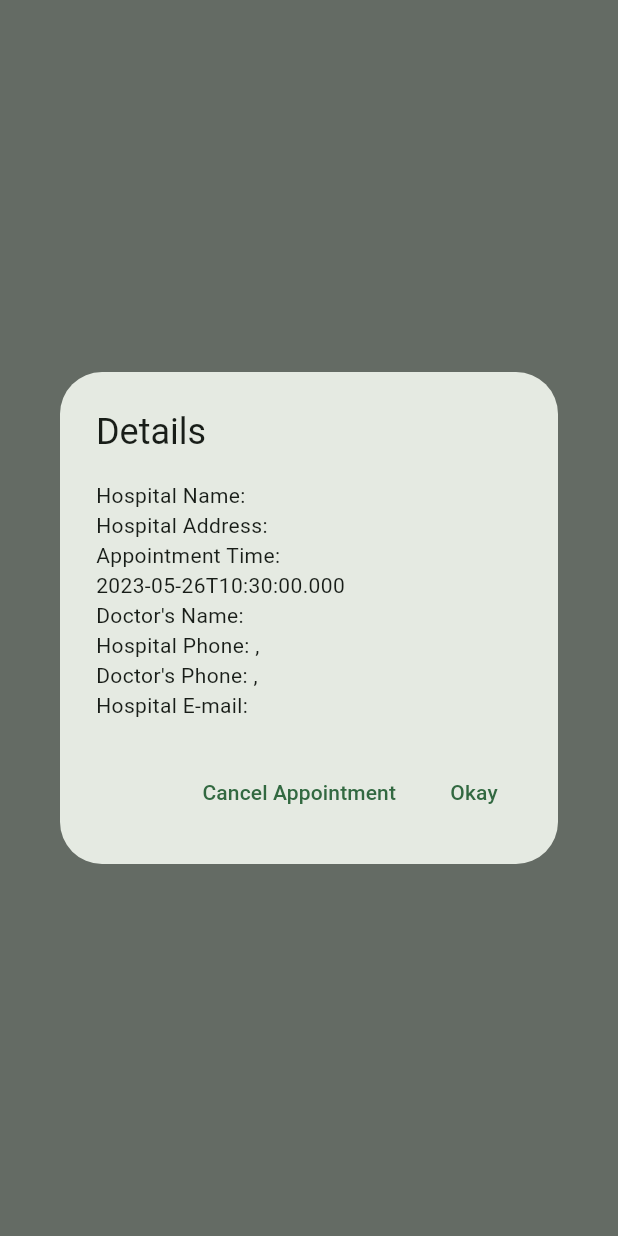
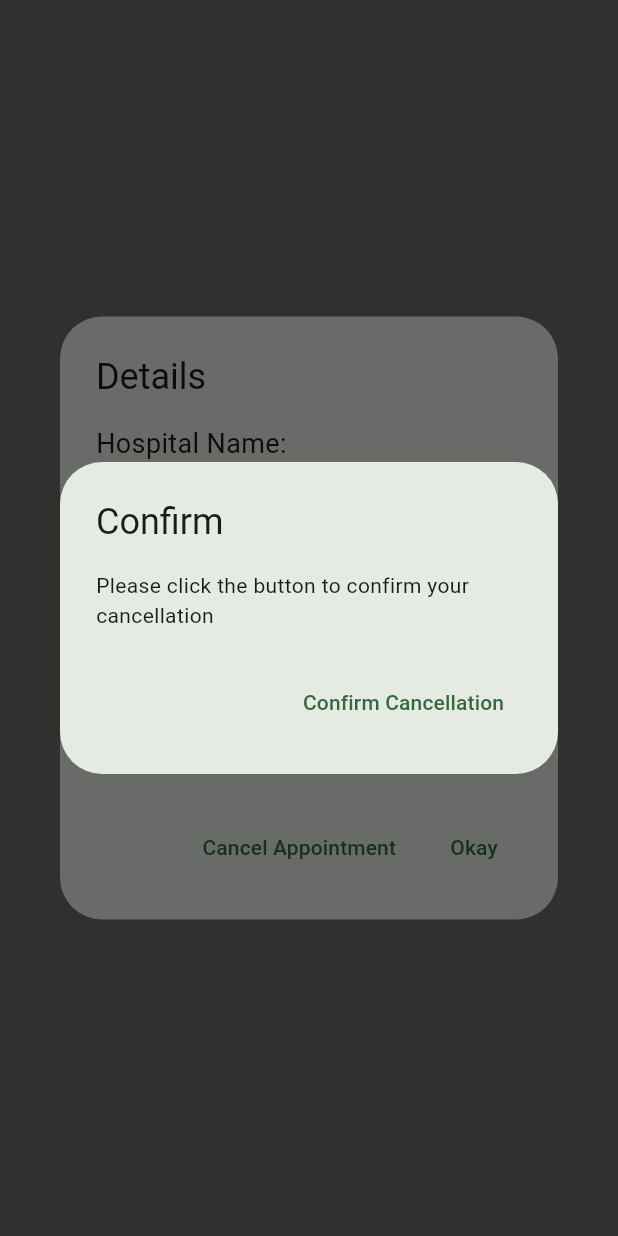
Before and after one commit to DoniaMetwalli/Hospital-System, a Flutter app: what upcomingAppoinmentAlert() shows on an empty page, opened directly with empty values, after a tap on "Cancel Appointment", on a phone screen of 412 x 824 dp. Run offline on Flutter 3.47's test engine with Material 2 defaults, Android fonts, the phone set to English and light mode, and no system bars; our stand-ins replace dio, hive, hive_flutter; accounts and stored records are empty; network calls fail.

Commit message:
Edited cancellation

```diff
--- a/Frontend/lib/components/home_page/upcoming_appoinment_card.dart
+++ b/Frontend/lib/components/home_page/upcoming_appoinment_card.dart
@@ -37,19 +37,10 @@ Future<dynamic> upcomingAppoinmentAlert(
     builder: (context) => AlertDialog(
       title: const Text("Details"),
       content: SelectableText(
-          "Hospital Name: ${hospital["name"]}\nHospital Address: ${hospital["address"]}\nAppointment Time: ${appointment["time"]}\nDoctor's Name: ${appointmentsList["doctorName"]}\nHospital Phone: ${hospital["phone_number"]},\nDoctor's Phone: ${appointmentsList["doctorPhone"]},\nHospital E-mail: ${hospital["email"]}"),
+          "Hospital Name: ${hospital["name"]}\nHospital Address: ${hospital["address"]}\nAppointment Time: ${appointment["time"]}\nDoctor's Name: ${appointmentsList["doctorName"]},\nDoctor's Phone: ${appointmentsList["doctorPhone"]},\nHospital Phone: ${hospital["phone_number"]},\nHospital E-mail: ${hospital["email"]},\nStatus: ${appointment["status"]}", style: const TextStyle(fontSize: 18)),
       actions: [
         TextButton(
-          onPressed: () => changeAppointment(
-            appointmentId: appointment["appointment_id"],
-            patientId: box.get("userId"),
-            dialysisMachineId: appointment["dialysis_machine_id"],
-            doctorId: appointment["doctor_id"],
-            hospitalId: appointment["hospital_id"],
-            status: "canceled",
-            time: appointment["time"],
-            slot: 0,
-          ),
+          onPressed: () => confirmCancel(appointmentsList, context),
           child: const Text("Cancel Appointment"),
         ),
         TextButton(
@@ -61,6 +52,37 @@ Future<dynamic> upcomingAppoinmentAlert(
   );
 }
 
+Future confirmCancel(Map<String, dynamic> appointmentsList, BuildContext context) {
+  final appointment = appointmentsList["appointment"];
+  return showDialog(
+    context: context,
+    builder: (context) => AlertDialog(
+      title: const Text("Confirm"),
+      content: const Text("Please click the button to confirm your cancellation"),
+      actions: [
+        TextButton(
+          onPressed: () {
+            changeAppointment(
+            appointmentId: appointment["appointment_id"],
+            patientId: box.get("userId"),
+            dialysisMachineId: appointment["dialysis_machine_id"],
+            doctorId: appointment["doctor_id"],
+            hospitalId: appointment["hospital_id"],
+            status: "canceled",
+            time: appointment["time"],
+            slot: 0,
+          );
+            Navigator.pop(context);
+          },
+          child: const Text(
+            "Confirm Cancellation",
+          ),
+        )
+      ],
+    ),
+  );
+}
+
 void close(BuildContext context) {
   Navigator.of(context).pop();
 }
```
